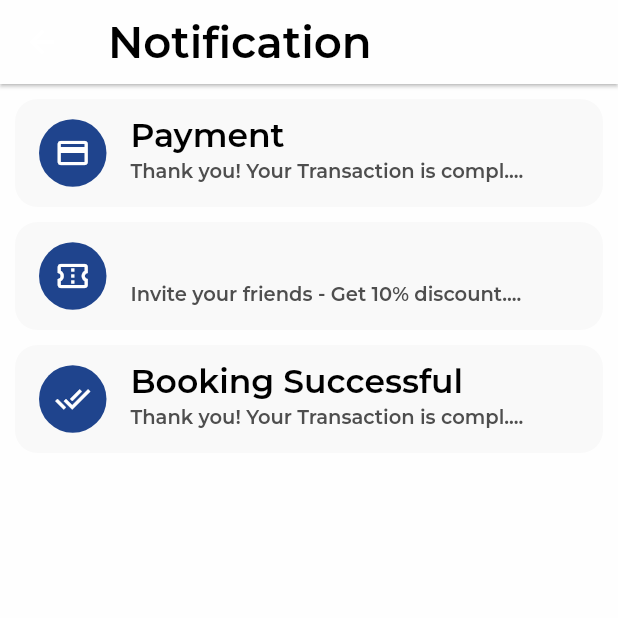
After one commit to Williamtobs/homeservice, a Flutter app: the NotificationScreen screen opened directly, on a phone screen of 412 x 824 dp, the top half of it. The commit adds this screen. Run offline on Flutter 3.47's test engine with Material 2 defaults, Android fonts, the phone set to English and light mode, and no system bars; our stand-ins replace cloud_firestore, firebase_auth, firebase_core, flutter_riverpod, google_fonts, otp_text_field and 1 more; accounts and stored records are empty.

Commit message:
Notification Screen and Services Screen

```diff
--- a/lib/Model/serviceinfo.dart
+++ b/lib/Model/serviceinfo.dart
@@ -2,5 +2,5 @@ class ServiceInfo{
   String? name;
   String? icon;
 
-  ServiceInfo(this.name, this.icon);
+  ServiceInfo({this.name, this.icon});
 }
--- /dev/null
+++ b/lib/UI/Notification/notification_screen.dart
@@ -0,0 +1,133 @@
+import 'package:flutter/cupertino.dart';
+import 'package:flutter/material.dart';
+import 'package:google_fonts/google_fonts.dart';
+import 'package:homeservice/UI/Shared/app_bar.dart';
+
+class NotificationScreen extends StatelessWidget {
+  const NotificationScreen({Key? key}) : super(key: key);
+
+  @override
+  Widget build(BuildContext context) {
+    return Scaffold(
+      backgroundColor: const Color.fromRGBO(254, 254, 254, 1),
+      appBar: PreferredSize(
+          preferredSize: Size.fromHeight(AppBar().preferredSize.height),
+          child: const Appbar(notification: 'Notification',)),
+      body: Padding(
+        padding: const EdgeInsets.all(10.0),
+        child: Column(
+          children: [
+            Container(
+              width: MediaQuery
+                  .of(context)
+                  .size
+                  .width,
+              decoration: BoxDecoration(
+                color: const Color.fromRGBO(249, 249, 249, 1),
+                borderRadius: BorderRadius.circular(15.0),
+              ),
+              child: ListTile(
+                leading: Container(
+                  height: 45,
+                  width: 45,
+                  decoration: const BoxDecoration(
+                      color: Color.fromRGBO(31, 68, 141, 1),
+                      shape: BoxShape.circle
+                  ),
+                  child: const Icon(
+                    Icons.credit_card_outlined,
+                    color: Colors.white,
+                  ),
+                ),
+                title: Text('Payment', style: GoogleFonts.montserrat(
+                    fontWeight: FontWeight.w600,
+                    color: const Color.fromRGBO(0, 0, 0, 1),
+                    fontSize: 22.0
+                )),
+                subtitle: Text('Thank you! Your Transaction is compl....',
+                    style: GoogleFonts.montserrat(
+                        fontWeight: FontWeight.w600,
+                        color: const Color.fromRGBO(78, 78, 78, 1),
+                        fontSize: 13.0
+                    )),
+              ),
+            ),
+            const SizedBox(height: 10),
+            Container(
+              width: MediaQuery
+                  .of(context)
+                  .size
+                  .width,
+              decoration: BoxDecoration(
+                color: const Color.fromRGBO(249, 249, 249, 1),
+                borderRadius: BorderRadius.circular(15.0),
+              ),
+              child: ListTile(
+                leading: Container(
+                  height: 45,
+                  width: 45,
+                  decoration: const BoxDecoration(
+                      color: Color.fromRGBO(31, 68, 141, 1),
+                      shape: BoxShape.circle
+                  ),
+                  child: const Icon(
+                    Icons.confirmation_number_outlined,
+                    color: Colors.white,
+                  ),
+                ),
+                title: Text(' ', style: GoogleFonts.montserrat(
+                    fontWeight: FontWeight.w600,
+                    color: const Color.fromRGBO(0, 0, 0, 1),
+                    fontSize: 22.0
+                )),
+                subtitle: Text('Invite your friends - Get 10% discount.... ',
+                    style: GoogleFonts.montserrat(
+                        fontWeight: FontWeight.w600,
+                        color: const Color.fromRGBO(78, 78, 78, 1),
+                        fontSize: 13.0
+                    )),
+              ),
+            ),
+            const SizedBox(height: 10),
+            Container(
+              width: MediaQuery
+                  .of(context)
+                  .size
+                  .width,
+              decoration: BoxDecoration(
+                color: const Color.fromRGBO(249, 249, 249, 1),
+                borderRadius: BorderRadius.circular(15.0),
+              ),
+              child: ListTile(
+                leading: Container(
+                  height: 45,
+                  width: 45,
+                  decoration: const BoxDecoration(
+                      color: Color.fromRGBO(31, 68, 141, 1),
+                      shape: BoxShape.circle
+                  ),
+                  child: const Icon(
+                    Icons.done_all_outlined,
+                    color: Colors.white,
+                  ),
+                ),
+                title: Text('Booking Successful', style: GoogleFonts.montserrat(
+                    fontWeight: FontWeight.w600,
+                    color: const Color.fromRGBO(0, 0, 0, 1),
+                    fontSize: 22.0
+                )),
+                subtitle: Text('Thank you! Your Transaction is compl....',
+                    style: GoogleFonts.montserrat(
+                        fontWeight: FontWeight.w600,
+                        color: const Color.fromRGBO(78, 78, 78, 1),
+                        fontSize: 13.0
+                    )),
+              ),
+            ),
+          ],
+        ),
+      ),
+    );
+  }
+
+}
--- /dev/null
+++ b/lib/UI/Shared/app_bar.dart
@@ -0,0 +1,22 @@
+import 'package:flutter/cupertino.dart';
+import 'package:flutter/material.dart';
+import 'package:google_fonts/google_fonts.dart';
+
+class Appbar extends StatelessWidget{
+  final String? notification;
+  const Appbar({Key? key, required this.notification}) : super(key: key);
+
+  @override
+  Widget build(BuildContext context) {
+    return AppBar(
+      backgroundColor: const Color.fromRGBO(254, 254, 254, 1),
+        elevation: 1,
+      title: Text(notification!, style: GoogleFonts.montserrat(
+          fontWeight: FontWeight.w600,
+          color: const Color.fromRGBO(0, 0, 0, 1),
+          fontSize: 29.0
+      )),
+    );
+  }
+
+}
```
Also changed, not shown: lib/Constants/home_services.dart (+6 -6 lines), lib/UI/Servicescreen/service_widget.dart (added, +38 -0 lines), lib/UI/Servicescreen/services.dart (added, +31 -0 lines).
